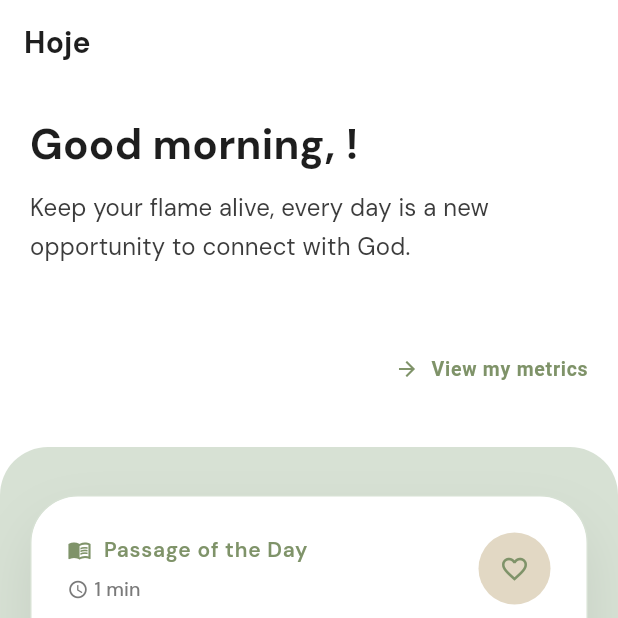
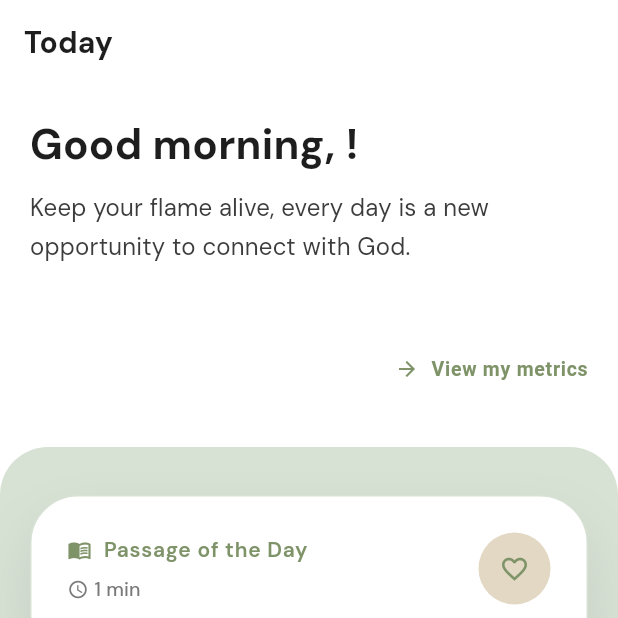
Before and after one commit to jonathan-barreto/pray-app, a Flutter app: the HomePage screen opened by its route, on a phone screen of 412 x 824 dp, the top half of it. Run offline on Flutter 3.47's test engine with Material 3 defaults, Android fonts, the phone set to English and light mode, and no system bars; our stand-ins replace dio, flutter_native_splash, flutter_secure_storage, font_awesome_flutter, get_it, go_router and 2 more; accounts and stored records are empty; network calls fail; statements that could not run were skipped.

Commit message:
localize date formatter and navigation tabs with AppLocalizations, initialize tabs in home page didChangeDependencies, and comment out about settings tile

```diff
--- a/lib/app/core/utils/date_formatter.dart
+++ b/lib/app/core/utils/date_formatter.dart
@@ -1,7 +1,9 @@
+import 'package:pray_app/l10n/app_localizations.dart';
+
 class DateFormatter {
-  static String formatDate(String? dateString) {
+  static String formatDate(String? dateString, AppLocalizations localizations) {
     if (dateString == null || dateString.isEmpty) {
-      return 'HOJE';
+      return localizations.dateFormatterToday;
     }
 
     try {
@@ -9,14 +11,27 @@ class DateFormatter {
       final day = date.day.toString().padLeft(2, '0');
 
       // Month abbreviations in Portuguese
-      final months = ['JAN', 'FEV', 'MAR', 'ABR', 'MAI', 'JUN', 'JUL', 'AGO', 'SET', 'OUT', 'NOV', 'DEZ'];
+      final months = [
+        'JAN',
+        'FEV',
+        'MAR',
+        'ABR',
+        'MAI',
+        'JUN',
+        'JUL',
+        'AGO',
+        'SET',
+        'OUT',
+        'NOV',
+        'DEZ'
+      ];
       final month = months[date.month - 1];
 
       final year = date.year.toString();
 
       return '$day $month $year';
     } catch (e) {
-      return 'HOJE';
+      return localizations.dateFormatterToday;
     }
   }
 }
--- a/lib/app/core/widgets/card_header.dart
+++ b/lib/app/core/widgets/card_header.dart
@@ -35,7 +35,8 @@ class CardHeader extends StatelessWidget {
             children: [
               if (date != null) ...[
                 Text(
-                  DateFormatter.formatDate(date!.toIso8601String()),
+                  DateFormatter.formatDate(
+                      date!.toIso8601String(), AppLocalizations.of(context)!),
                   style: Theme.of(context).textTheme.labelSmall?.copyWith(
                         letterSpacing: 1.3,
                         fontWeight: FontWeight.w600,
--- a/lib/app/modules/main/home/controller/home_page_controller.dart
+++ b/lib/app/modules/main/home/controller/home_page_controller.dart
@@ -1,4 +1,6 @@
 import 'package:flutter/material.dart';
+
+import 'package:pray_app/l10n/app_localizations.dart';
 import 'package:pray_app/app/core/consts/app_assets.dart';
 import 'package:pray_app/app/core/usecase/usecase.dart';
 import 'package:pray_app/app/domain/entities/calendar_day_entity.dart';
@@ -15,7 +17,7 @@ class HomePageController extends ChangeNotifier {
   final GetDashboardUsecase _getDashboardUsecase;
 
   HomePageController({required GetDashboardUsecase getDashboardUsecase})
-    : _getDashboardUsecase = getDashboardUsecase;
+      : _getDashboardUsecase = getDashboardUsecase;
 
   final List<Widget> pages = [
     const TodayPage(),
@@ -24,12 +26,24 @@ class HomePageController extends ChangeNotifier {
     const SettingsPage(),
   ];
 
-  final List<HomeTabEntity> tabs = [
-    HomeTabEntity(assetPath: AppAssets.today, label: 'Hoje'),
-    HomeTabEntity(assetPath: AppAssets.book, label: 'Meu Devocional'),
-    HomeTabEntity(assetPath: AppAssets.community, label: 'Comunidade'),
-    HomeTabEntity(assetPath: AppAssets.settings, label: 'Configurações'),
-  ];
+  late List<HomeTabEntity> tabs;
+
+  void initializeTabs(BuildContext context) {
+    tabs = [
+      HomeTabEntity(
+          assetPath: AppAssets.today,
+          label: AppLocalizations.of(context)!.tabToday),
+      HomeTabEntity(
+          assetPath: AppAssets.book,
+          label: AppLocalizations.of(context)!.tabMyDevotional),
+      HomeTabEntity(
+          assetPath: AppAssets.community,
+          label: AppLocalizations.of(context)!.tabCommunity),
+      HomeTabEntity(
+          assetPath: AppAssets.settings,
+          label: AppLocalizations.of(context)!.tabSettings),
+    ];
+  }
 
   bool isLoading = false;
   List<CalendarDayEntity> calendar = [];
--- a/lib/app/modules/main/today/widgets/devotional_header.dart
+++ b/lib/app/modules/main/today/widgets/devotional_header.dart
@@ -23,7 +23,8 @@ class DevotionalHeader extends StatelessWidget {
                 crossAxisAlignment: CrossAxisAlignment.start,
                 children: [
                   Text(
-                    DateFormatter.formatDate(devotional?.createdAt),
+                    DateFormatter.formatDate(
+                        devotional?.createdAt, AppLocalizations.of(context)!),
                     style: Theme.of(context).textTheme.labelSmall?.copyWith(
                           letterSpacing: 1.3,
                           fontWeight: FontWeight.w600,
--- a/lib/l10n/app_en.arb
+++ b/lib/l10n/app_en.arb
@@ -358,5 +358,12 @@
 
   "devotionalLabel": "Devotional",
   "noDevotionalsYet": "No devotionals yet",
-  "seeMoreDevotionals": "See More Devotionals"
+  "seeMoreDevotionals": "See More Devotionals",
+
+  "tabToday": "Today",
+  "tabMyDevotional": "My Devotional",
+  "tabCommunity": "Community",
+  "tabSettings": "Settings",
+
+  "dateFormatterToday": "TODAY"
 }
--- a/lib/l10n/app_localizations.dart
+++ b/lib/l10n/app_localizations.dart
@@ -1891,6 +1891,36 @@ abstract class AppLocalizations {
   /// In en, this message translates to:
   /// **'See More Devotionals'**
   String get seeMoreDevotionals;
+
+  /// No description provided for @tabToday.
+  ///
+  /// In en, this message translates to:
+  /// **'Today'**
+  String get tabToday;
+
+  /// No description provided for @tabMyDevotional.
+  ///
+  /// In en, this message translates to:
+  /// **'My Devotional'**
+  String get tabMyDevotional;
+
+  /// No description provided for @tabCommunity.
+  ///
+  /// In en, this message translates to:
+  /// **'Community'**
+  String get tabCommunity;
+
+  /// No description provided for @tabSettings.
+  ///
+  /// In en, this message translates to:
+  /// **'Settings'**
+  String get tabSettings;
+
+  /// No description provided for @dateFormatterToday.
+  ///
+  /// In en, this message translates to:
+  /// **'TODAY'**
+  String get dateFormatterToday;
 }
 
 class _AppLocalizationsDelegate
--- a/lib/l10n/app_localizations_en.dart
+++ b/lib/l10n/app_localizations_en.dart
@@ -990,4 +990,19 @@ class AppLocalizationsEn extends AppLocalizations {
 
   @override
   String get seeMoreDevotionals => 'See More Devotionals';
+
+  @override
+  String get tabToday => 'Today';
+
+  @override
+  String get tabMyDevotional => 'My Devotional';
+
+  @override
+  String get tabCommunity => 'Community';
+
+  @override
+  String get tabSettings => 'Settings';
+
+  @override
+  String get dateFormatterToday => 'TODAY';
 }
```
Also changed, not shown: lib/app/modules/main/home/page/home_page.dart (+10 -0 lines), lib/app/modules/main/settings/page/settings_page.dart (+9 -9 lines), lib/l10n/app_localizations_pt.dart (+15 -0 lines), lib/l10n/app_pt.arb (+8 -1 lines).
